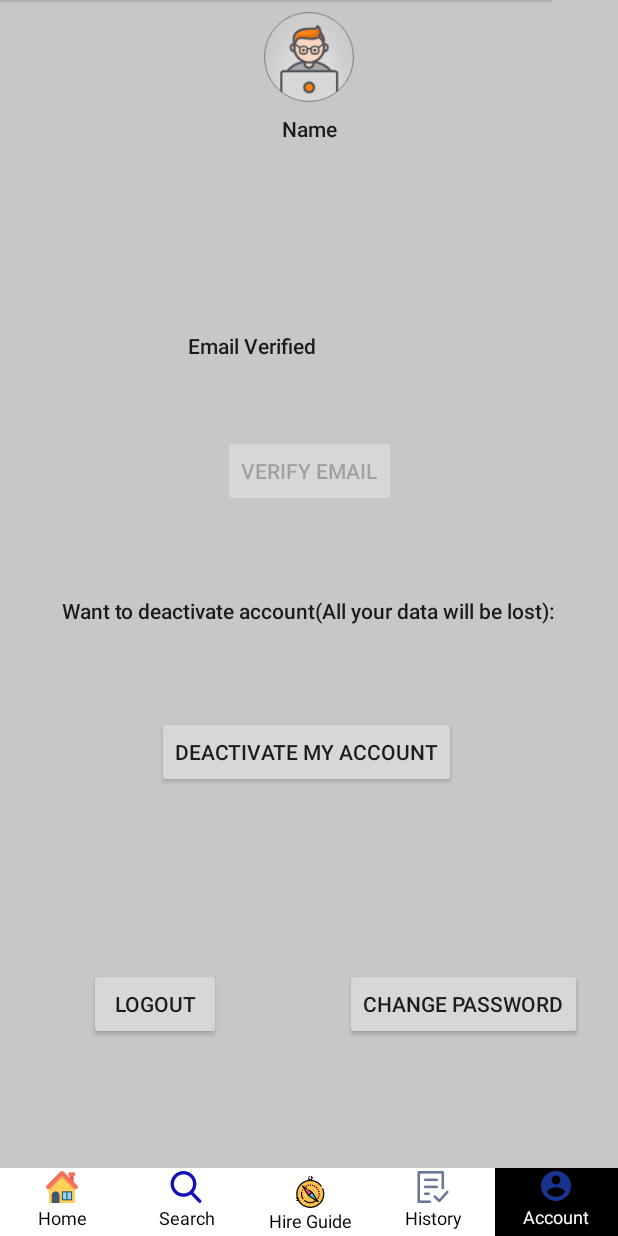
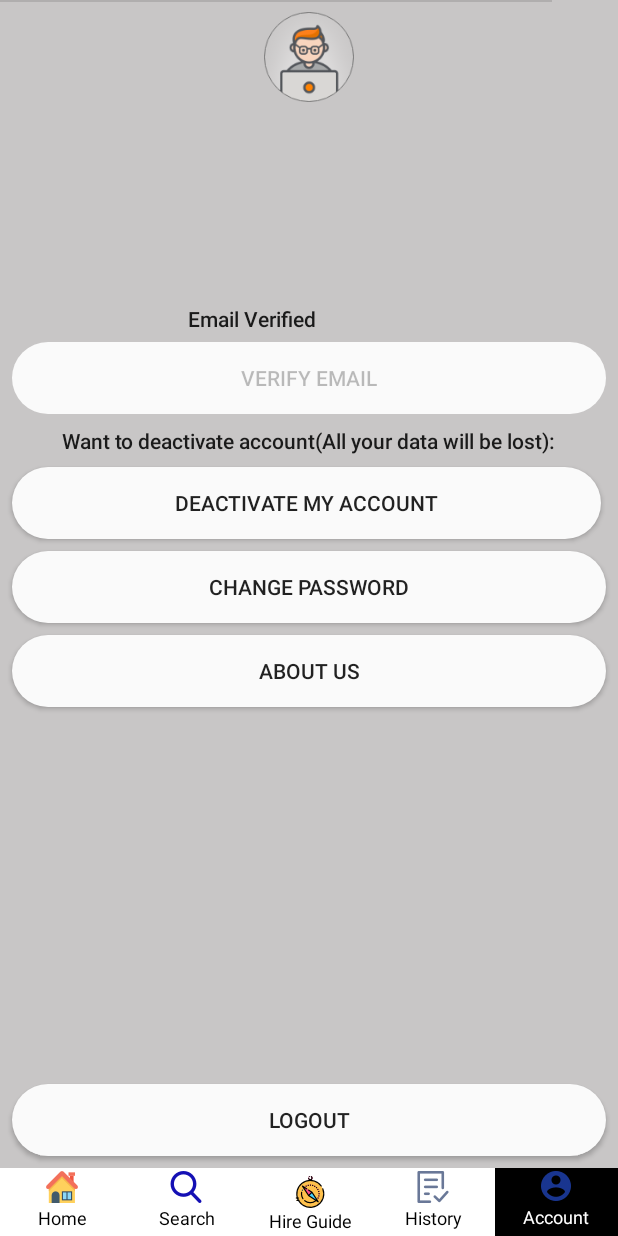
Before and after one commit to davemaharshi7/TravelBuddy, an Android app: the ProfileActivity screen opened directly, with no data from a screen before it, on a phone screen of 412 x 824 dp. Run offline under Robolectric (Android 15) with nearby library versions, the phone set to English and light mode, and no system bars; our stand-ins replace Firebase (no records; nobody signed in at launch, a user with empty details on screens opened directly).

Commit message:
Updated UI of Profile Activity
Updated UI of Profile Activity

```diff
--- a/TravelGuide/app/src/main/java/com/travelbuddy/travelguideapp/Activities/ProfileActivity.java
+++ b/TravelGuide/app/src/main/java/com/travelbuddy/travelguideapp/Activities/ProfileActivity.java
@@ -1,6 +1,8 @@
 package com.travelbuddy.travelguideapp.Activities;
 
+import android.content.Context;
 import android.content.Intent;
+import android.content.SharedPreferences;
 import android.support.annotation.NonNull;
 import android.support.constraint.ConstraintLayout;
 import android.support.v7.app.AppCompatActivity;
@@ -21,10 +23,11 @@ import com.travelbuddy.travelguideapp.R;
 public class ProfileActivity extends BaseActivity {
     ConstraintLayout dynamicContent,bottonNavBar;
     private TextView name,email;
-    private Button logout,verifyEmail,deleteAcc,changePasswoord;
+    private Button logout,verifyEmail,deleteAcc,changePasswoord,aboutus;
     private FirebaseAuth.AuthStateListener authListener;
     private FirebaseAuth auth;
     private TextView bool;
+    SharedPreferences shared;
 
 
     @Override
@@ -46,10 +49,20 @@ public class ProfileActivity extends BaseActivity {
         name = (TextView) findViewById(R.id.nameField);
         email = (TextView) findViewById(R.id.emailField);
         changePasswoord = (Button) findViewById(R.id.changePassword);
+        aboutus = findViewById(R.id.aboutUsButton);
 
+        aboutus.setOnClickListener(new View.OnClickListener() {
+            @Override
+            public void onClick(View v) {
+                Intent i = new Intent(getApplicationContext(),AboutUsActivity.class);
+                startActivity(i);
+            }
+        });
         //get firebase auth instance
         auth = FirebaseAuth.getInstance();
-
+        shared = getSharedPreferences("Travel_Data", Context.MODE_PRIVATE);
+        String user_name = shared.getString("user_name", null);
+        name.setText(user_name);
 
         //get current user
         final FirebaseUser user = FirebaseAuth.getInstance().getCurrentUser();
@@ -128,6 +141,9 @@ public class ProfileActivity extends BaseActivity {
         logout.setOnClickListener(new View.OnClickListener() {
             @Override
             public void onClick(View v) {
+                SharedPreferences.Editor editor = shared.edit();
+                editor.clear();
+                editor.commit();
                 auth.signOut();
             }
         });
--- a/TravelGuide/app/src/main/java/com/travelbuddy/travelguideapp/Activities/RegisterActivity.java
+++ b/TravelGuide/app/src/main/java/com/travelbuddy/travelguideapp/Activities/RegisterActivity.java
@@ -137,6 +137,7 @@ public class RegisterActivity extends AppCompatActivity {
 //                            String uid = mAuth.getCurrentUser().getUid();
                             SharedPreferences.Editor editor = shared.edit();
                             editor.putString("user_id",uid);
+                            editor.putString("user_name",name);
                             editor.commit();
                             final String sha_password = getSHA(password);
                             UserRegister u = new UserRegister(name,email,sha_password);
@@ -146,14 +147,14 @@ public class RegisterActivity extends AppCompatActivity {
                                         @Override
                                         public void onSuccess(Void aVoid) {
                                             Log.d(TAG, "DocumentSnapshot successfully written!");
-                                            showMessage("USer Registerd");
+                                            showMessage("User Registerd");
                                         }
                                     })
                                     .addOnFailureListener(new OnFailureListener() {
                                         @Override
                                         public void onFailure(@NonNull Exception e) {
                                             Log.w(TAG, "Error writing document", e);
-                                            showMessage("ERROR in writing t USer Document");
+                                            showMessage("ERROR in writing USer Document");
                                         }
                                     });
 
--- a/TravelGuide/app/src/main/res/layout/activity_profile.xml
+++ b/TravelGuide/app/src/main/res/layout/activity_profile.xml
@@ -9,28 +9,24 @@
 
     <Button
         android:id="@+id/logout2"
-        android:layout_width="wrap_content"
+        android:layout_width="0dp"
         android:layout_height="wrap_content"
         android:layout_marginStart="8dp"
-        android:layout_marginLeft="8dp"
         android:layout_marginEnd="8dp"
-        android:layout_marginRight="8dp"
-        android:layout_marginBottom="24dp"
+        android:layout_marginBottom="8dp"
+        android:background="@drawable/register_editext_style"
         android:text="Logout"
         app:layout_constraintBottom_toBottomOf="parent"
-        app:layout_constraintEnd_toStartOf="@+id/guideline6"
-        app:layout_constraintStart_toStartOf="parent"
-        app:layout_constraintTop_toTopOf="@+id/guideline7" />
+        app:layout_constraintEnd_toEndOf="parent"
+        app:layout_constraintStart_toStartOf="parent" />
 
     <TextView
         android:id="@+id/email_verified2"
         android:layout_width="161dp"
         android:layout_height="17dp"
         android:layout_marginStart="8dp"
-        android:layout_marginLeft="8dp"
-        android:layout_marginTop="26dp"
+        android:layout_marginTop="8dp"
         android:layout_marginEnd="8dp"
-        android:layout_marginRight="8dp"
         android:text="Email Verified: Unknown"
         android:textAppearance="@style/TextAppearance.AppCompat.Body2"
         app:layout_constraintEnd_toEndOf="parent"
@@ -56,29 +52,13 @@
         android:orientation="horizontal"
         app:layout_constraintGuide_percent="0.25" />
 
-    <android.support.constraint.Guideline
-        android:id="@+id/guideline5"
-        android:layout_width="wrap_content"
-        android:layout_height="wrap_content"
-        android:orientation="horizontal"
-        app:layout_constraintGuide_percent="0.5" />
-
-    <android.support.constraint.Guideline
-        android:id="@+id/guideline7"
-        android:layout_width="wrap_content"
-        android:layout_height="wrap_content"
-        android:orientation="horizontal"
-        app:layout_constraintGuide_percent="0.75" />
-
     <TextView
         android:id="@+id/nameField"
         android:layout_width="wrap_content"
         android:layout_height="wrap_content"
         android:layout_marginStart="8dp"
-        android:layout_marginLeft="8dp"
         android:layout_marginTop="8dp"
         android:layout_marginEnd="8dp"
-        android:layout_marginRight="8dp"
         android:text="Name"
         android:textAppearance="@style/TextAppearance.AppCompat.Body2"
         app:layout_constraintEnd_toEndOf="parent"
@@ -112,16 +92,13 @@
 
     <Button
         android:id="@+id/verify"
-        android:layout_width="wrap_content"
+        android:layout_width="0dp"
         android:layout_height="wrap_content"
         android:layout_marginStart="8dp"
-        android:layout_marginLeft="8dp"
         android:layout_marginTop="8dp"
         android:layout_marginEnd="8dp"
-        android:layout_marginRight="8dp"
-        android:layout_marginBottom="8dp"
+        android:background="@drawable/register_editext_style"
         android:text="Verify Email"
-        app:layout_constraintBottom_toTopOf="@+id/guideline5"
         app:layout_constraintEnd_toEndOf="parent"
         app:layout_constraintStart_toStartOf="parent"
         app:layout_constraintTop_toBottomOf="@+id/email_verified2" />
@@ -131,51 +108,50 @@
         android:layout_width="wrap_content"
         android:layout_height="wrap_content"
         android:layout_marginStart="8dp"
-        android:layout_marginLeft="8dp"
         android:layout_marginTop="8dp"
         android:layout_marginEnd="8dp"
-        android:layout_marginRight="8dp"
         android:text="Want to deactivate account(All your data will be lost):"
         android:textAppearance="@style/TextAppearance.AppCompat.Body2"
         app:layout_constraintEnd_toEndOf="parent"
         app:layout_constraintStart_toStartOf="parent"
-        app:layout_constraintTop_toTopOf="@+id/guideline5" />
+        app:layout_constraintTop_toBottomOf="@+id/verify" />
 
     <Button
         android:id="@+id/deleteAcc"
-        android:layout_width="wrap_content"
+        android:layout_width="0dp"
         android:layout_height="wrap_content"
         android:layout_marginStart="8dp"
-        android:layout_marginLeft="8dp"
         android:layout_marginTop="8dp"
         android:layout_marginEnd="11dp"
-        android:layout_marginRight="11dp"
-        android:layout_marginBottom="6dp"
+        android:background="@drawable/register_editext_style"
         android:text="Deactivate My Account"
-        app:layout_constraintBottom_toTopOf="@+id/guideline7"
         app:layout_constraintEnd_toEndOf="parent"
         app:layout_constraintStart_toStartOf="parent"
         app:layout_constraintTop_toBottomOf="@+id/del_textBox" />
 
     <Button
         android:id="@+id/changePassword"
-        android:layout_width="wrap_content"
+        android:layout_width="0dp"
         android:layout_height="wrap_content"
         android:layout_marginStart="8dp"
-        android:layout_marginLeft="8dp"
+        android:layout_marginTop="8dp"
         android:layout_marginEnd="8dp"
-        android:layout_marginRight="8dp"
-        android:layout_marginBottom="24dp"
+        android:background="@drawable/register_editext_style"
         android:text="Change Password"
-        app:layout_constraintBottom_toBottomOf="parent"
         app:layout_constraintEnd_toEndOf="parent"
-        app:layout_constraintStart_toStartOf="@+id/guideline6"
-        app:layout_constraintTop_toTopOf="@+id/guideline7" />
+        app:layout_constraintStart_toStartOf="parent"
+        app:layout_constraintTop_toBottomOf="@+id/deleteAcc" />
 
-    <android.support.constraint.Guideline
-        android:id="@+id/guideline6"
-        android:layout_width="wrap_content"
+    <Button
+        android:id="@+id/aboutUsButton"
+        android:layout_width="0dp"
         android:layout_height="wrap_content"
-        android:orientation="vertical"
-        app:layout_constraintGuide_percent="0.5" />
+        android:layout_marginStart="8dp"
+        android:layout_marginTop="8dp"
+        android:layout_marginEnd="8dp"
+        android:background="@drawable/register_editext_style"
+        android:text="About US"
+        app:layout_constraintEnd_toEndOf="parent"
+        app:layout_constraintStart_toStartOf="parent"
+        app:layout_constraintTop_toBottomOf="@+id/changePassword" />
 </android.support.constraint.ConstraintLayout>
```
Also changed, not shown: TravelGuide/app/src/main/AndroidManifest.xml (+7 -2 lines), TravelGuide/app/src/main/java/com/travelbuddy/travelguideapp/Activities/AboutUsActivity.java (added, +17 -0 lines), TravelGuide/app/src/main/java/com/travelbuddy/travelguideapp/Activities/LoginActivity.java (+21 -1 lines), TravelGuide/app/src/main/java/com/travelbuddy/travelguideapp/Models/TravelBuddyUser.java (added, +40 -0 lines), TravelGuide/app/src/main/res/layout/activity_about_us.xml (added, +153 -0 lines).
